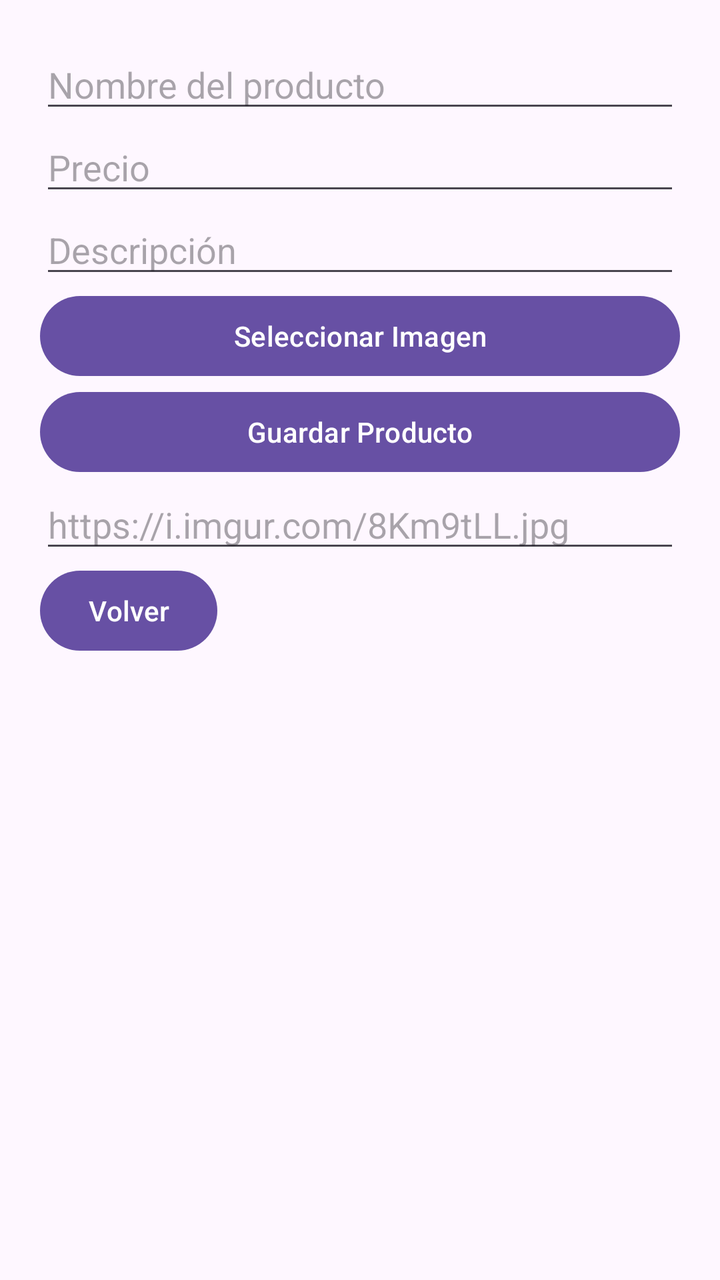
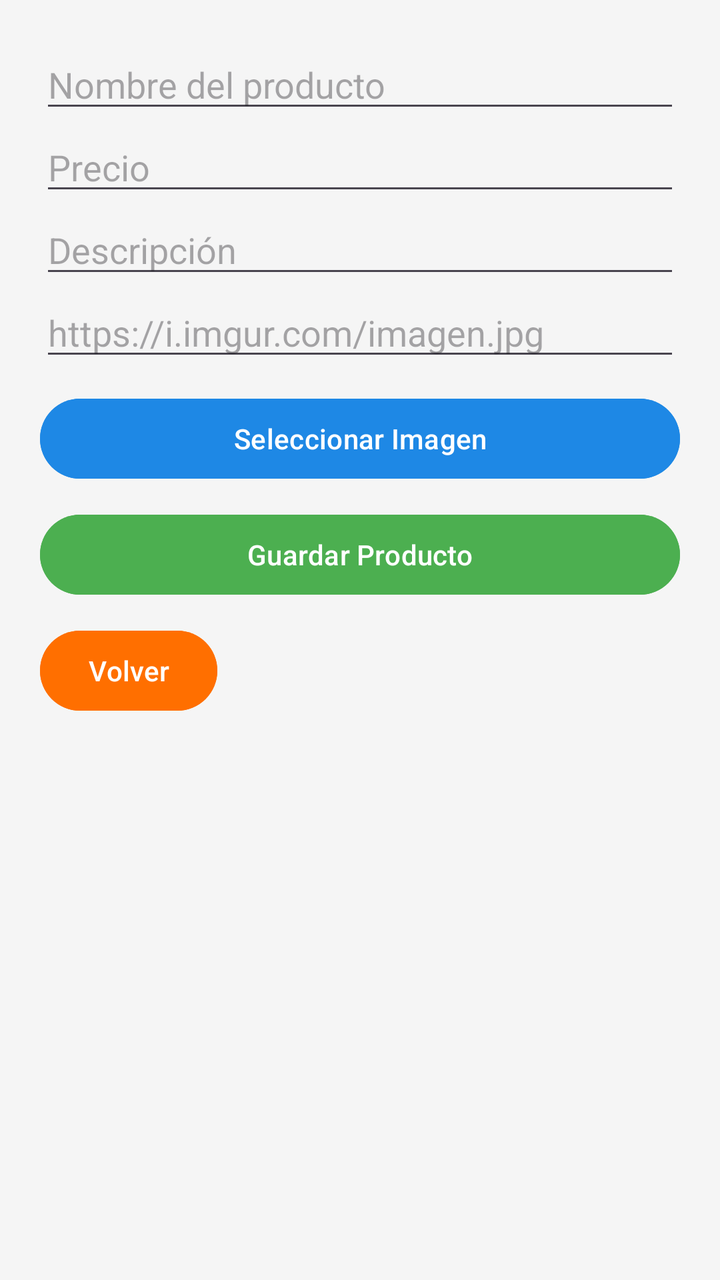

Screens rendered from an Android XML layout before and after an edit, with the pre-edit source and the edit as a unified diff.
<!-- AndroidManifest.xml: application theme Theme.TechStore -->
<!-- res/layout/activity_agregar_producto.xml -->
<LinearLayout xmlns:android="http://schemas.android.com/apk/res/android"
    android:orientation="vertical"
    android:padding="20dp"
    android:layout_width="match_parent"
    android:layout_height="match_parent">

    <EditText
        android:id="@+id/etNombre"
        android:hint="Nombre del producto"
        android:layout_width="match_parent"
        android:layout_height="wrap_content"/>

    <EditText
        android:id="@+id/etPrecio"
        android:hint="Precio"
        android:inputType="number"
        android:layout_width="match_parent"
        android:layout_height="wrap_content"/>

    <EditText
        android:id="@+id/etDescripcion"
        android:hint="Descripción"
        android:layout_width="match_parent"
        android:layout_height="wrap_content"/>

    <Button
        android:id="@+id/btnImagen"
        android:text="Seleccionar Imagen"
        android:layout_width="match_parent"
        android:layout_height="wrap_content"/>

    <Button
        android:id="@+id/btnGuardar"
        android:text="Guardar Producto"
        android:layout_width="match_parent"
        android:layout_height="wrap_content"/>
    <EditText
        android:id="@+id/etImagenUrl"
        android:hint="https://i.imgur.com/8Km9tLL.jpg"
        android:layout_width="match_parent"
        android:layout_height="wrap_content"/>
    <Button
        android:id="@+id/btnVolver"
        android:text="Volver"
        android:layout_width="wrap_content"
        android:layout_height="wrap_content"/>

</LinearLayout>
<!-- resources referenced by this layout -->
<resources>
  <style name="Theme.TechStore" parent="Base.Theme.TechStore" />
  <style name="Base.Theme.TechStore" parent="Theme.Material3.DayNight.NoActionBar">
          
          
      </style>
</resources>

<!-- the commit's change to res/layout/activity_agregar_producto.xml (unified diff, before → after) -->
@@ -1,47 +1,68 @@
-<LinearLayout xmlns:android="http://schemas.android.com/apk/res/android"
+<?xml version="1.0" encoding="utf-8"?>
+<LinearLayout
+    xmlns:android="http://schemas.android.com/apk/res/android"
     android:orientation="vertical"
     android:padding="20dp"
+    android:background="@color/background"
     android:layout_width="match_parent"
     android:layout_height="match_parent">
 
     <EditText
         android:id="@+id/etNombre"
-        android:hint="Nombre del producto"
+        android:hint="@string/hint_nombre_producto"
+        android:autofillHints="name"
+        android:inputType="textPersonName"
         android:layout_width="match_parent"
         android:layout_height="wrap_content"/>
 
     <EditText
         android:id="@+id/etPrecio"
-        android:hint="Precio"
-        android:inputType="number"
+        android:hint="@string/hint_precio"
+        android:inputType="numberDecimal"
+        android:autofillHints="none"
         android:layout_width="match_parent"
         android:layout_height="wrap_content"/>
 
     <EditText
         android:id="@+id/etDescripcion"
-        android:hint="Descripción"
+        android:hint="@string/hint_descripcion"
+        android:inputType="textMultiLine"
+        android:autofillHints="none"
+        android:layout_width="match_parent"
+        android:layout_height="wrap_content"/>
+
+    <EditText
+        android:id="@+id/etImagenUrl"
+        android:hint="@string/hint_imagen_url"
+        android:inputType="textUri"
+        android:autofillHints="none"
         android:layout_width="match_parent"
         android:layout_height="wrap_content"/>
 
     <Button
         android:id="@+id/btnImagen"
-        android:text="Seleccionar Imagen"
+        android:text="@string/seleccionar_imagen"
+        android:textColor="@color/white"
+        android:backgroundTint="@color/primary"
+        android:layout_marginTop="10dp"
         android:layout_width="match_parent"
         android:layout_height="wrap_content"/>
 
     <Button
         android:id="@+id/btnGuardar"
-        android:text="Guardar Producto"
+        android:text="@string/guardar_producto"
+        android:textColor="@color/white"
+        android:backgroundTint="@color/verde"
+        android:layout_marginTop="10dp"
         android:layout_width="match_parent"
         android:layout_height="wrap_content"/>
-    <EditText
-        android:id="@+id/etImagenUrl"
-        android:hint="https://i.imgur.com/8Km9tLL.jpg"
-        android:layout_width="match_parent"
-        android:layout_height="wrap_content"/>
+
     <Button
         android:id="@+id/btnVolver"
-        android:text="Volver"
+        android:text="@string/volver"
+        android:textColor="@color/white"
+        android:backgroundTint="@color/accent"
+        android:layout_marginTop="10dp"
         android:layout_width="wrap_content"
         android:layout_height="wrap_content"/>
 
<!-- resource entries referenced after the edit -->
@@ -1,5 +1,17 @@
 <!-- resources referenced by this layout -->
 <resources>
+  <color name="accent">#FF6F00</color>
+  <color name="background">#F5F5F5</color>
+  <color name="primary">#1E88E5</color>
+  <color name="verde">#4CAF50</color>
+  <color name="white">#FFFFFF</color>
+  <string name="guardar_producto">Guardar Producto</string>
+  <string name="hint_descripcion">Descripción</string>
+  <string name="hint_imagen_url">https://i.imgur.com/imagen.jpg</string>
+  <string name="hint_nombre_producto">Nombre del producto</string>
+  <string name="hint_precio">Precio</string>
+  <string name="seleccionar_imagen">Seleccionar Imagen</string>
+  <string name="volver">Volver</string>
   <style name="Theme.TechStore" parent="Base.Theme.TechStore" />
   <style name="Base.Theme.TechStore" parent="Theme.Material3.DayNight.NoActionBar">
           
